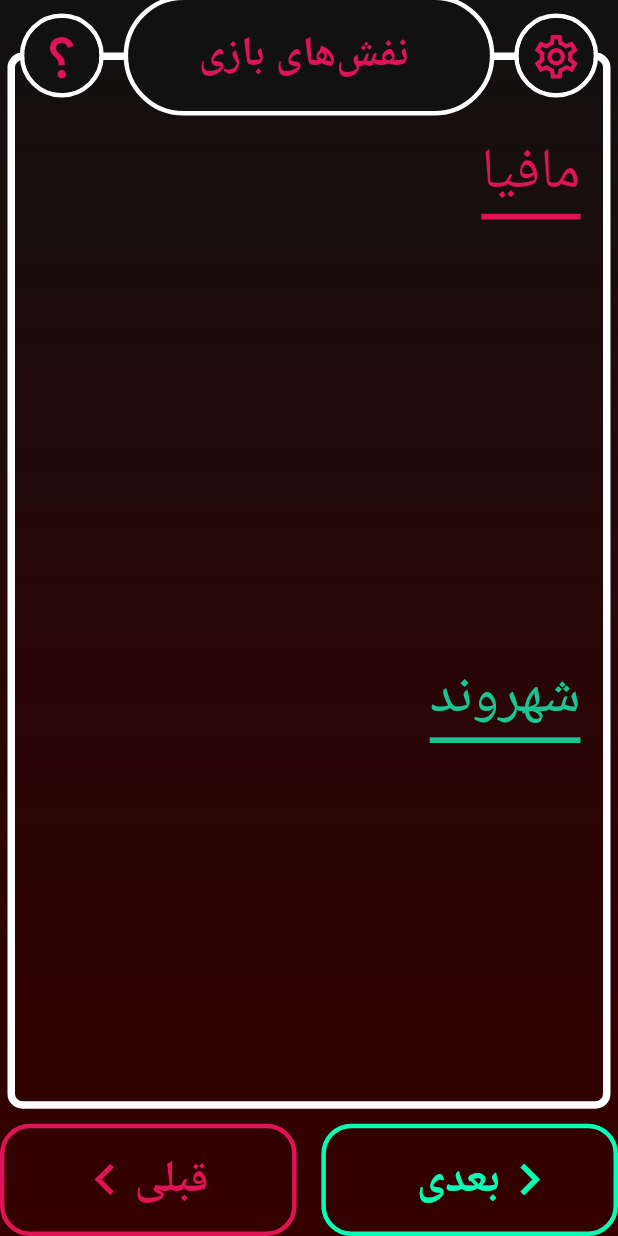
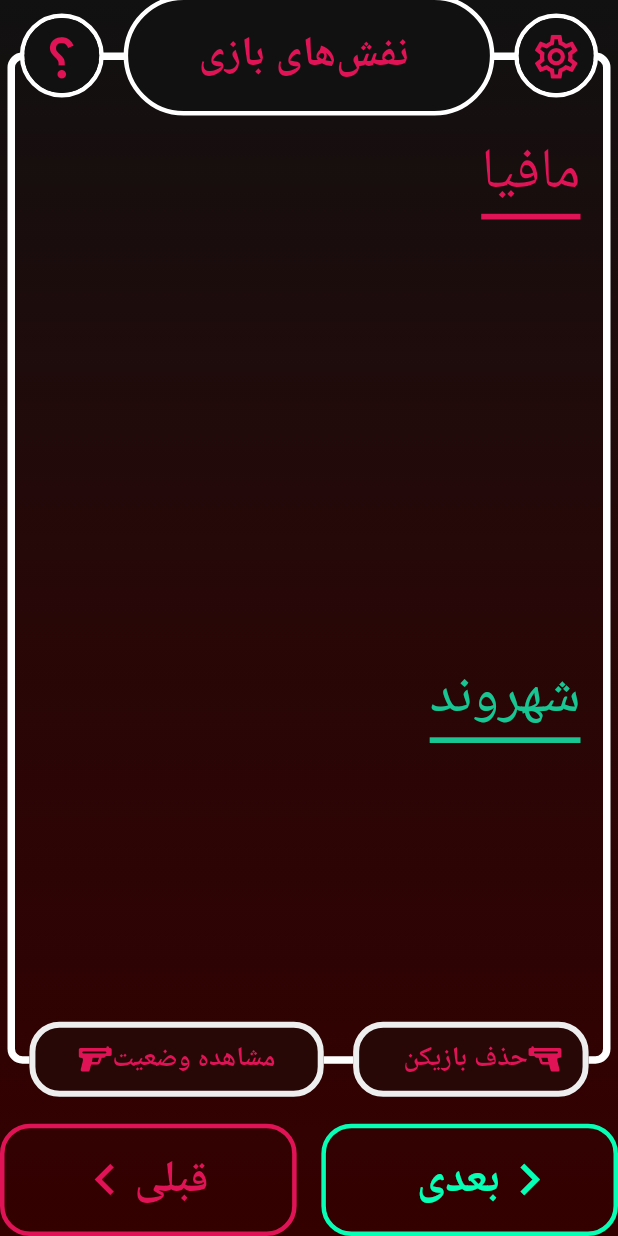
Before and after one commit to MHMDHSiN83/mafia_killer, a Flutter app: the RoleSelectionPage screen opened by its route, on a phone screen of 412 x 824 dp. Run offline on Flutter 3.47's test engine with Material 3 defaults, Android fonts, the light colour scheme and no system bars; our stand-ins replace flutter_spinkit, flutter_svg, font_awesome_flutter, isar; accounts and stored records are empty; generated files the repository leaves out were written again; project files that could hold a hidden picture were left out.

Commit message:
finished in game page frame but status and remove player button still have some issues

```diff
--- a/lib/components/my_outlined_button.dart
+++ b/lib/components/my_outlined_button.dart
@@ -9,13 +9,27 @@ class MyOutlinedButton extends StatelessWidget {
     required this.onTap,
     this.icon,
     this.isIconRight,
+    this.fontSize,
+    this.iconSize,
+    this.textColor,
+    this.backgroundColor,
+    this.broderWidth,
+    this.horizontalPadding,
+    this.iconFlip = false,
   });
   final bool hasIcon;
   final String text;
   final Color color;
   final VoidCallback onTap;
+  final bool iconFlip;
   final IconData? icon;
   final bool? isIconRight;
+  final double? fontSize;
+  final double? iconSize;
+  final Color? textColor;
+  final Color? backgroundColor;
+  final double? broderWidth;
+  final double? horizontalPadding;
 
   final Map<String, double> ButtonFontsizes = {
     "small": 22,
@@ -45,28 +59,32 @@ class MyOutlinedButton extends StatelessWidget {
               ? IconAlignment.start
               : IconAlignment.end,
       label: Padding(
-        padding: const EdgeInsets.symmetric(horizontal: 4),
+        padding: EdgeInsets.symmetric(horizontal: horizontalPadding ?? 4),
         child: Text(
           textAlign: TextAlign.center,
           text,
           style: TextStyle(
-              color: color,
+              color: textColor ?? color,
               fontWeight: FontWeight.bold,
-              fontSize: determineButtonFontsize()),
+              fontSize: fontSize ?? determineButtonFontsize()),
         ),
       ),
       style: OutlinedButton.styleFrom(
+        backgroundColor: backgroundColor ?? Colors.transparent,
         shape: RoundedRectangleBorder(borderRadius: BorderRadius.circular(20)),
-        side: BorderSide(width: 3, color: color),
+        side: BorderSide(width: broderWidth ?? 3, color: color),
       ),
       icon: Transform.scale(
         scale: 2.8,
         child: (icon == null)
             ? null
-            : Icon(
-                icon,
-                color: color,
-                size: 15,
+            : Transform.flip(
+                flipX: iconFlip,
+                child: Icon(
+                  icon,
+                  color: textColor ?? color,
+                  size: iconSize ?? 15,
+                ),
               ),
       ),
     );
--- a/lib/components/page_frame.dart
+++ b/lib/components/page_frame.dart
@@ -1,7 +1,10 @@
 import 'package:flutter/material.dart';
+import 'package:font_awesome_flutter/font_awesome_flutter.dart';
 import 'package:mafia_killer/components/my_outlined_button.dart';
 import 'dart:math' as math;
 
+import 'package:flutter_svg/flutter_svg.dart';
+import 'package:mafia_killer/models/my_flutter_app_icons.dart';
 import 'package:mafia_killer/themes/app_color.dart';
 
 class PageFrame extends StatelessWidget {
@@ -12,6 +15,7 @@ class PageFrame extends StatelessWidget {
     required this.rightButtonText,
     required this.leftButtonOnTap,
     required this.rightButtonOnTap,
+    this.isInGame = true,
     this.leftButtonIcon,
     this.rightButtonIcon,
     this.questionOnTap,
@@ -27,6 +31,7 @@ class PageFrame extends StatelessWidget {
   final IconData? leftButtonIcon;
   final IconData? rightButtonIcon;
   final Widget? child;
+  final bool isInGame;
 
   final Map<String, double> TitleFontsizes = {
     "small": 28,
@@ -48,8 +53,17 @@ class PageFrame extends StatelessWidget {
 
   @override
   Widget build(BuildContext context) {
+    double screenHeight = (MediaQuery.of(context).size.height -
+            MediaQuery.of(context).padding.top) *
+        (30 / 32);
+    double buttonHeight = 50;
+
+    final GlobalKey myKey = GlobalKey();
+
     return SafeArea(
       child: Container(
+        width: MediaQuery.of(context).size.width,
+        height: MediaQuery.of(context).size.height,
         decoration: const BoxDecoration(
             gradient: LinearGradient(
           begin: Alignment.topCenter,
@@ -71,22 +85,35 @@ class PageFrame extends StatelessWidget {
               child: Stack(
                 clipBehavior: Clip.none,
                 children: [
-                  Container(
-                    width: MediaQuery.of(context).size.width,
-                    height: MediaQuery.of(context).size.height,
+                  SizedBox(
+                    child: Column(
+                      children: [
+                        Expanded(
+                            flex: 24,
+                            child: Container(
+                              key: myKey,
                               margin: const EdgeInsets.fromLTRB(5, 35, 5, 10),
                               padding: const EdgeInsets.only(top: 50),
                               decoration: BoxDecoration(
-                      border: Border.all(color: Colors.white, width: 5),
+                                border:
+                                    Border.all(color: Colors.white, width: 5),
                                 borderRadius: BorderRadius.circular(10),
                               ),
                               child: child,
+                            )),
+                        if (isInGame)
+                          const Spacer(
+                            flex: 1,
+                          )
+                      ],
+                    ),
                   ),
                   // page title
                   Positioned(
                     top: -3,
                     left: 0,
                     right: 0,
+                    child: SizedBox(
                       child: Row(
                         mainAxisAlignment: MainAxisAlignment.center,
                         children: [
@@ -186,9 +213,88 @@ class PageFrame extends StatelessWidget {
                         ],
                       ),
                     ),
+                  ),
+
+                  // remove player and see status buttons
+                  if (isInGame)
+                    Positioned(
+                      bottom: screenHeight * (1 / 25) + 12 - buttonHeight / 2,
+                      child: Container(
+                        // color: Colors.yellow,
+                        child: SizedBox(
+                          width: MediaQuery.of(context).size.width,
+                          height: buttonHeight,
+                          child: Row(
+                            crossAxisAlignment: CrossAxisAlignment.stretch,
+                            mainAxisAlignment: MainAxisAlignment.center,
+                            children: [
+                              // question mark button on the left
+
+                              // SizedBox(
+                              //   width: 5,
+                              // ),
+                              const Spacer(
+                                flex: 1,
+                              ),
+                              Expanded(
+                                  flex: 8,
+                                  child: MyOutlinedButton(
+                                    color: Theme.of(context)
+                                        .colorScheme
+                                        .inversePrimary,
+                                    hasIcon: true,
+                                    text: "حذف بازیکن",
+                                    fontSize: 18,
+                                    onTap: () {},
+                                    icon: FontAwesomeIcons.gun,
+                                    iconSize: 7,
+                                    isIconRight: true,
+                                    textColor: AppColors.redColor,
+                                    backgroundColor:
+                                        const Color.fromRGBO(40, 7, 7, 1),
+                                    horizontalPadding: 1,
+                                    broderWidth: 4,
+                                    iconFlip: true,
+                                  )),
+                              const Spacer(
+                                flex: 1,
+                              ),
+                              // SizedBox(
+                              //   width: 5,
+                              // ),
+                              // setting button on the right
+                              Expanded(
+                                  flex: 10,
+                                  child: MyOutlinedButton(
+                                    color: Theme.of(context)
+                                        .colorScheme
+                                        .inversePrimary,
+                                    hasIcon: true,
+                                    text: "مشاهده وضعیت",
+                                    fontSize: 18,
+                                    onTap: () {},
+                                    icon: FontAwesomeIcons.gun,
+                                    iconSize: 7,
+                                    isIconRight: false,
+                                    textColor: AppColors.redColor,
+                                    backgroundColor:
+                                        const Color.fromRGBO(40, 7, 7, 1),
+                                    horizontalPadding: 1,
+                                    broderWidth: 4,
+                                  )),
+                              const Spacer(
+                                flex: 1,
+                              )
                             ],
                           ),
                         ),
+                      ),
+                    ),
+                ],
+              ),
+            ),
+
+            // next and previous button
             Expanded(
               flex: 2,
               child: Row(
--- /dev/null
+++ b/lib/models/my_flutter_app_icons.dart
@@ -0,0 +1,25 @@
+/// Flutter icons MyFlutterApp
+/// Copyright (C) 2024 by original authors @ fluttericon.com, fontello.com
+/// This font was generated by FlutterIcon.com, which is derived from Fontello.
+///
+/// To use this font, place it in your fonts/ directory and include the
+/// following in your pubspec.yaml
+///
+/// flutter:
+///   fonts:
+///    - family:  MyFlutterApp
+///      fonts:
+///       - asset: fonts/MyFlutterApp.ttf
+///
+///
+///
+import 'package:flutter/widgets.dart';
+
+class MyFlutterApp {
+  MyFlutterApp._();
+
+  static const _kFontFam = 'MyFlutterApp';
+  static const String? _kFontPkg = null;
+
+  static const IconData hand_holding_up_a_gun = IconData(0xe800, fontFamily: _kFontFam, fontPackage: _kFontPkg);
+}
--- a/lib/pages/players_page.dart
+++ b/lib/pages/players_page.dart
@@ -1,5 +1,6 @@
 import 'package:flutter/material.dart';
 import 'package:flutter_spinkit/flutter_spinkit.dart';
+import 'package:font_awesome_flutter/font_awesome_flutter.dart';
 import 'package:mafia_killer/components/page_frame.dart';
 import 'package:mafia_killer/components/player_tile.dart';
 import 'package:mafia_killer/components/role_selection_tile.dart';
@@ -31,6 +32,7 @@ class _PlayersPageState extends State<PlayersPage> {
     return Scaffold(
       resizeToAvoidBottomInset: false,
       body: PageFrame(
+        isInGame: false,
         pageTitle: "نام بازیکنان",
         leftButtonText: "قبلی",
         rightButtonText: "بعدی",
--- a/lib/pages/talking_page.dart
+++ b/lib/pages/talking_page.dart
@@ -59,10 +59,10 @@ class _TalkingPageState extends State<TalkingPage> {
 
   void startTimer() {
     _isRunning = true;
-    _timer = Timer.periodic(const Duration(seconds: 1), (timer) {
+    _timer = Timer.periodic(const Duration(milliseconds: 100), (timer) {
       if (_start > 0) {
         setState(() {
-          _start -= 1;
+          _start -= 0.1;
         });
       } else {
         setState(() {
--- a/pubspec.yaml
+++ b/pubspec.yaml
@@ -35,6 +35,7 @@ dependencies:
   intl: ^0.19.0
   provider:
   flutter_spinkit: ^5.2.1
+  flutter_svg: ^2.0.10+1
 
   # The following adds the Cupertino Icons font to your application.
   # Use with the CupertinoIcons class for iOS style icons.
@@ -43,6 +44,7 @@ dependencies:
   isar_flutter_libs: ^3.1.0+1
   path_provider: ^2.1.4
   duration: ^4.0.3
+  font_awesome_flutter: ^10.7.0
 
 dev_dependencies:
   flutter_test:
@@ -74,6 +76,7 @@ flutter:
     - lib/images/roles/
     - lib/images/
     - lib/images/backgrounds/
+    - lib/icons/
 
   # An image asset can refer to one or more resolution-specific "variants", see
   # https://flutter.dev/assets-and-images/#resolution-aware
```
Also changed, not shown: lib/icons/MyFlutterApp.ttf (added), lib/icons/hand-holding-up-a-gun.svg (added), pubspec.lock. Lines whose indentation alone changed are shown as unchanged.
